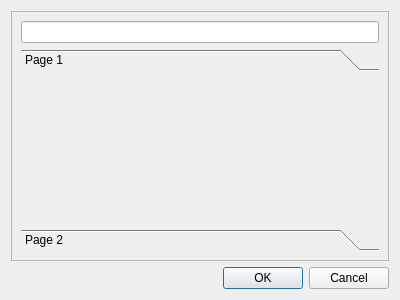
The window that Source/GUI/Qt/editconfigtreetext.ui (beppec56/MediaInfo-git_svn) describes before a commit, drawn with Qt 5.
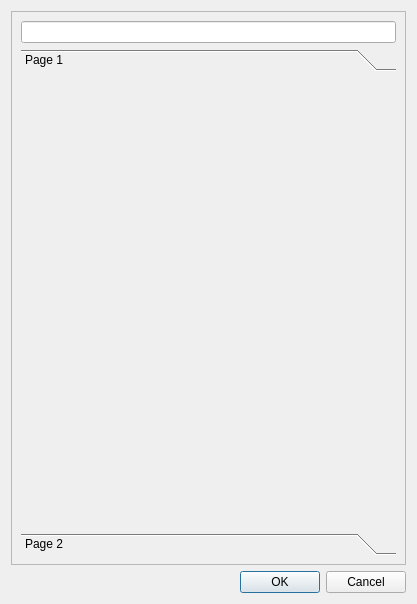
The same window after the commit.

Patch:
```diff
--- a/Source/GUI/Qt/editconfigtreetext.ui
+++ b/Source/GUI/Qt/editconfigtreetext.ui
@@ -6,8 +6,8 @@
    <rect>
     <x>0</x>
     <y>0</y>
-    <width>400</width>
-    <height>300</height>
+    <width>417</width>
+    <height>604</height>
    </rect>
   </property>
   <property name="windowTitle">
@@ -24,8 +24,8 @@
        <rect>
         <x>0</x>
         <y>0</y>
-        <width>380</width>
-        <height>247</height>
+        <width>397</width>
+        <height>551</height>
        </rect>
       </property>
       <layout class="QVBoxLayout" name="verticalLayout_2">
@@ -39,8 +39,8 @@
            <rect>
             <x>0</x>
             <y>0</y>
-            <width>362</width>
-            <height>167</height>
+            <width>379</width>
+            <height>438</height>
            </rect>
           </property>
           <attribute name="label">
```
Left out of the diff: 4 changed lines with no effect on the pictures.
